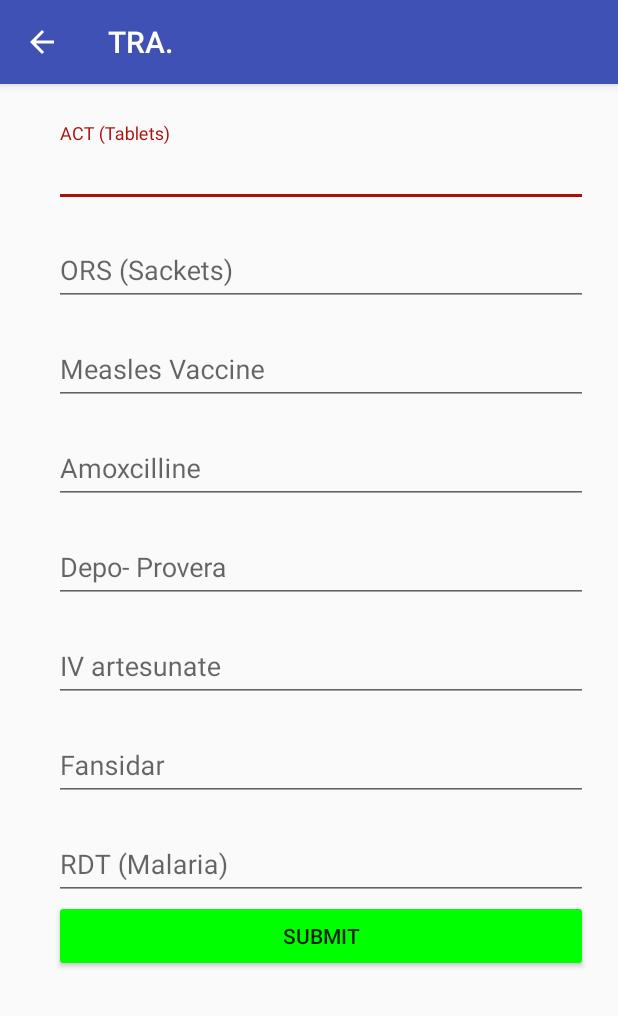
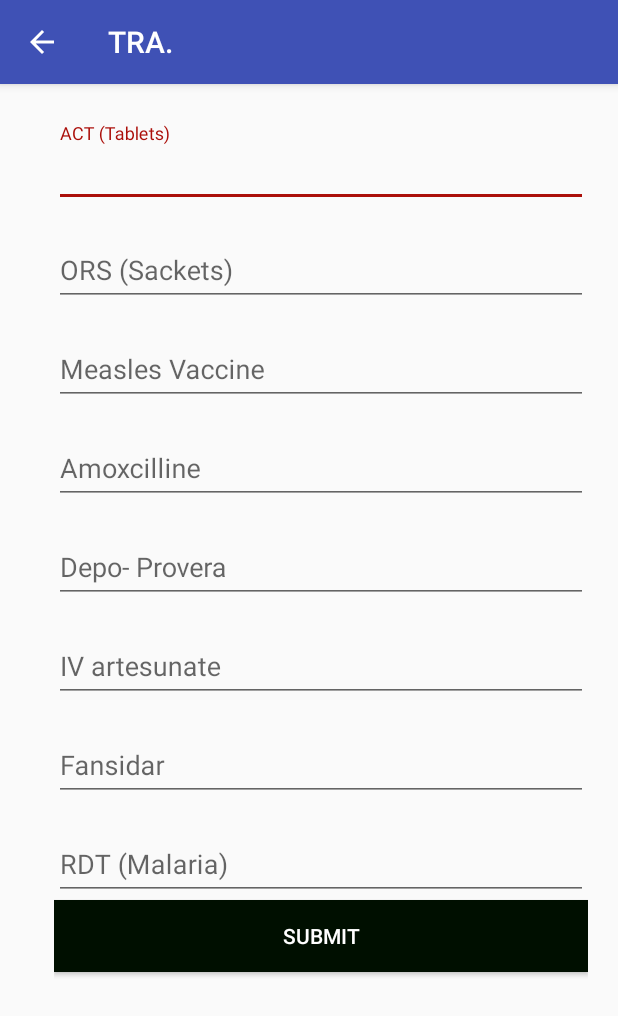
Before and after one commit to gcinnovate/mtracpro-android, an Android app: the TraActivity screen opened directly, with no data from a screen before it, on a phone screen of 412 x 824 dp. Shown: the top 1016 px of the screen. Run offline under Robolectric (Android 15) with nearby library versions, the phone set to English and light mode, and no system bars.

Commit message:
changed the submit button color and text color

```diff
--- a/mTracPro/app/src/main/res/layout/activity_tra.xml
+++ b/mTracPro/app/src/main/res/layout/activity_tra.xml
@@ -119,7 +119,6 @@
                     tools:layout_editor_absoluteY="48dp" />
             </android.support.design.widget.TextInputLayout>
 
-
             <android.support.design.widget.TextInputLayout
                 android:layout_width="match_parent"
                 android:layout_height="wrap_content"
@@ -156,7 +155,6 @@
                     tools:layout_editor_absoluteY="213dp" />
             </android.support.design.widget.TextInputLayout>
 
-
             <android.support.design.widget.TextInputLayout
                 android:layout_width="match_parent"
                 android:layout_height="wrap_content"
@@ -174,8 +172,9 @@
                     tools:layout_editor_absoluteY="303dp" />
             </android.support.design.widget.TextInputLayout>
 
-
             <Button
+                android:background="@color/colorAccent"
+                android:textColor="@color/white"
                 android:id="@+id/traButton"
                 android:layout_width="fill_parent"
                 android:layout_height="wrap_content"
```
